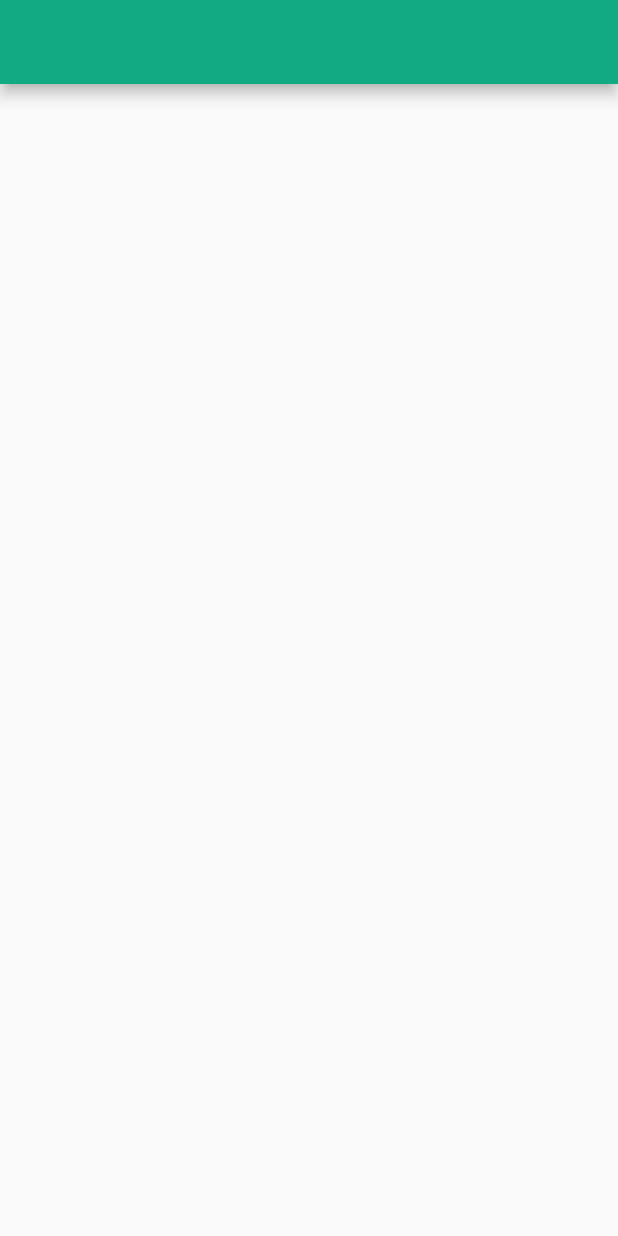
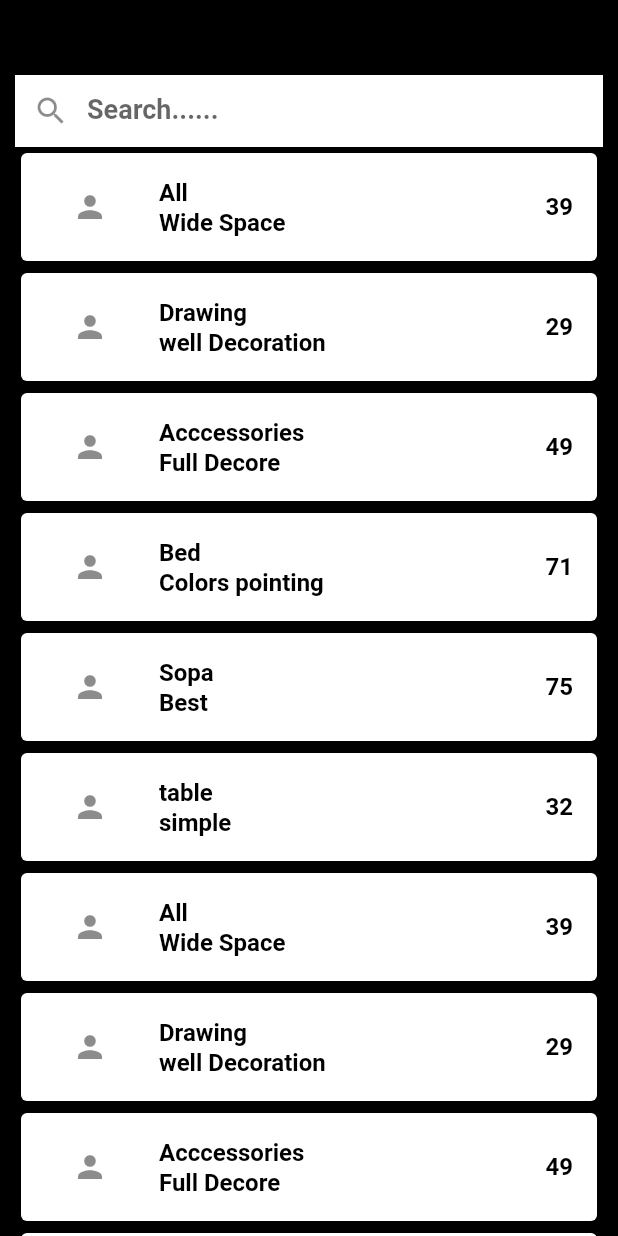
Before and after one commit to RoySujon/shop_bd, a Flutter app: the screen it shows after launch, on a phone screen of 412 x 824 dp. Run offline on Flutter 3.47's test engine with Material 2 defaults, Android fonts, the phone set to English and light mode, and no system bars; our stand-ins replace animated_bottom_navigation_bar, carousel_slider, file_picker, google_fonts, image_picker, jiffy; missing offline and left inert: flutter_phone_direct_caller; project files that could hold a hidden picture were left out.

Commit message:
searchBar testing

```diff
--- /dev/null
+++ b/lib/model/data.dart
@@ -0,0 +1,41 @@
+class DecorationList {
+  String name;
+  String title;
+  String price;
+  String subtitle;
+  int quantity;
+  int totalPrice;
+  String image;
+  int prices;
+
+  DecorationList(this.name, this.title, this.price, this.subtitle, this.image,
+      this.totalPrice, this.quantity, this.prices);
+  /* static List<DecorationList> generetedDecorationList() {
+   return [
+      DecorationList("Matttle room", "All", "\$ 39.0", "Wide Space",
+          "images/de7.jpg", 0, 0, 39),
+      DecorationList("Execcute room", "Drawing", "\$ 29.0", "well Decoration",
+          "images/de10.jpg", 0, 0, 29),
+      DecorationList("Master bed", "Acccessories", "\$ 49.0", "Full Decore",
+          "images/de3.jpg", 0, 0, 49),
+      DecorationList("Drawing room", "Bed", "\$ 71.0", "Colors pointing",
+          "images/de4.jpg", 0, 0, 71),
+      DecorationList(
+          "Dinnig room", "Sopa", "\$ 75.0", "Best", "images/de5.jpg", 0, 1, 75),
+      DecorationList("Reading room", "table", "\$ 32.0", "simple",
+          "images/de8.jpg", 0, 0, 32),
+      DecorationList("Matttle room", "All", "\$ 39.0", "Wide Space",
+          "images/de7.jpg", 0, 0, 39),
+      DecorationList("Execcute room", "Drawing", "\$ 29.0", "well Decoration",
+          "images/de10.jpg", 0, 0, 29),
+      DecorationList("Master bed", "Acccessories", "\$ 49.0", "Full Decore",
+          "images/de3.jpg", 0, 0, 49),
+      DecorationList("Drawing room", "Bed", "\$ 71.0", "Colors pointing",
+          "images/de4.jpg", 0, 0, 71),
+      DecorationList(
+          "Dinnig room", "Sopa", "\$ 75.0", "Best", "images/de5.jpg", 0, 1, 75),
+      DecorationList("Reading room", "table", "\$ 32.0", "simple",
+          "images/de8.jpg", 0, 0, 32),
+    ];
+  } */
+}
--- a/lib/screen/searchBar.dart
+++ b/lib/screen/searchBar.dart
@@ -1,6 +1,7 @@
 import 'package:flutter/material.dart';
-import 'package:flutter/src/widgets/container.dart';
-import 'package:flutter/src/widgets/framework.dart';
+// import 'package:searchapp/mode/data.dart';
+
+import '../model/data.dart';
 
 class SearchBar extends StatefulWidget {
   const SearchBar({super.key});
@@ -10,10 +11,116 @@ class SearchBar extends StatefulWidget {
 }
 
 class _SearchBarState extends State<SearchBar> {
+  final TextEditingController searchController = TextEditingController();
+  static List<DecorationList> generetedDecorationList = [
+    DecorationList("Matttle room", "All", "\$ 39.0", "Wide Space",
+        "images/de7.jpg", 0, 0, 39),
+    DecorationList("Execcute room", "Drawing", "\$ 29.0", "well Decoration",
+        "images/de10.jpg", 0, 0, 29),
+    DecorationList("Master bed", "Acccessories", "\$ 49.0", "Full Decore",
+        "images/de3.jpg", 0, 0, 49),
+    DecorationList("Drawing room", "Bed", "\$ 71.0", "Colors pointing",
+        "images/de4.jpg", 0, 0, 71),
+    DecorationList(
+        "Dinnig room", "Sopa", "\$ 75.0", "Best", "images/de5.jpg", 0, 1, 75),
+    DecorationList("Reading room", "table", "\$ 32.0", "simple",
+        "images/de8.jpg", 0, 0, 32),
+    DecorationList("Matttle room", "All", "\$ 39.0", "Wide Space",
+        "images/de7.jpg", 0, 0, 39),
+    DecorationList("Execcute room", "Drawing", "\$ 29.0", "well Decoration",
+        "images/de10.jpg", 0, 0, 29),
+    DecorationList("Master bed", "Acccessories", "\$ 49.0", "Full Decore",
+        "images/de3.jpg", 0, 0, 49),
+    DecorationList("Drawing room", "Bed", "\$ 71.0", "Colors pointing",
+        "images/de4.jpg", 0, 0, 71),
+    DecorationList(
+        "Dinnig room", "Sopa", "\$ 75.0", "Best", "images/de5.jpg", 0, 1, 75),
+    DecorationList("Reading room", "table", "\$ 32.0", "simple",
+        "images/de8.jpg", 0, 0, 32),
+  ];
+  List<DecorationList> decoration = List.from(generetedDecorationList);
+  void updateList(String value) {
+    setState(() {
+      generetedDecorationList =
+          decoration.where((e) => e.title.contains(value)).toList();
+    });
+  }
+
   @override
   Widget build(BuildContext context) {
     return Scaffold(
-      appBar: AppBar(),
+      backgroundColor: Colors.black,
+      body: Container(
+        height: double.infinity,
+        padding: EdgeInsets.only(top: 50, right: 10, left: 10),
+        child: Column(
+          children: [
+            TextField(
+              onChanged: (value) => updateList(value),
+              style: TextStyle(
+                  fontSize: 18,
+                  color: Colors.black,
+                  fontWeight: FontWeight.bold),
+              controller: searchController,
+              decoration: InputDecoration(
+                  border: InputBorder.none,
+                  prefixIcon: Icon(Icons.search),
+                  hintText: 'Search......',
+                  filled: true,
+                  fillColor: Colors.white),
+            ),
+            Expanded(
+              child: generetedDecorationList == 0
+                  ? Center(
+                      child: Text(
+                        "Somethis error",
+                        style: TextStyle(
+                            fontSize: 20,
+                            color: Colors.white,
+                            fontWeight: FontWeight.bold),
+                      ),
+                    )
+                  : ListView.builder(
+                      scrollDirection: Axis.vertical,
+                      itemCount: generetedDecorationList.length,
+                      shrinkWrap: true,
+                      itemBuilder: (context, index) => Card(
+                        color: Colors.white,
+                        elevation: 2,
+                        child: ListTile(
+                          leading: Container(
+                            height: 60,
+                            width: 60,
+                            child: Icon(Icons.person),
+                          ),
+                          title: Text(
+                            decoration[index].title,
+                            style: TextStyle(
+                                fontSize: 16,
+                                color: Colors.black,
+                                fontWeight: FontWeight.bold),
+                          ),
+                          subtitle: Text(
+                            decoration[index].subtitle,
+                            style: TextStyle(
+                                fontSize: 16,
+                                color: Colors.black,
+                                fontWeight: FontWeight.bold),
+                          ),
+                          trailing: Text(
+                            decoration[index].prices.toString(),
+                            style: TextStyle(
+                                fontSize: 16,
+                                color: Colors.black,
+                                fontWeight: FontWeight.bold),
+                          ),
+                        ),
+                      ),
+                    ),
+            )
+          ],
+        ),
+      ),
     );
   }
 }
--- a/pubspec.yaml
+++ b/pubspec.yaml
@@ -51,7 +51,7 @@ dependencies:
   messenger_launcher: ^0.0.2
   # rive: ^0.9.0
   lottie: ^2.1.0
-  bangla_utilities: ^1.0.0
+  # bangla_utilities: ^1.0.0
 
 dev_dependencies:
   flutter_test:
```
Also changed, not shown: pubspec.lock, 5 other files.
